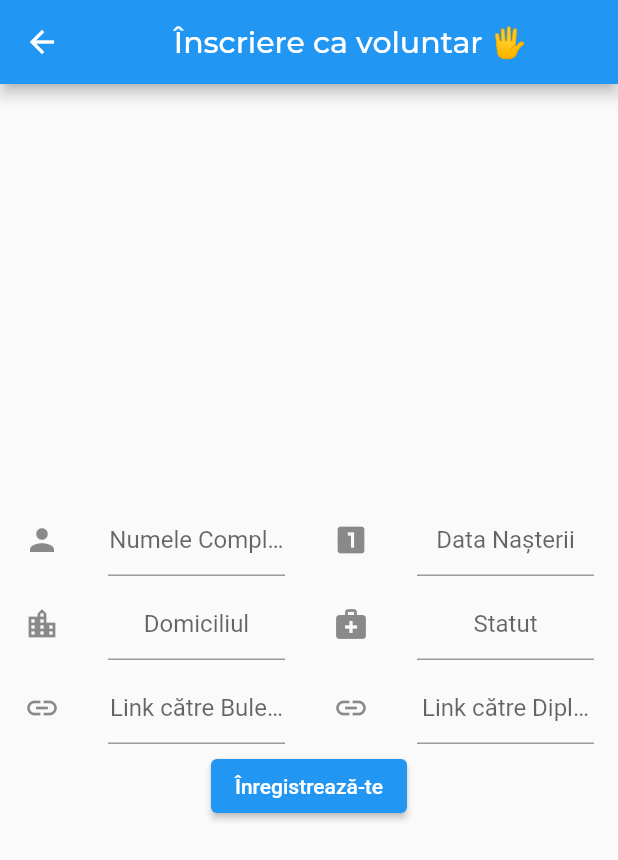
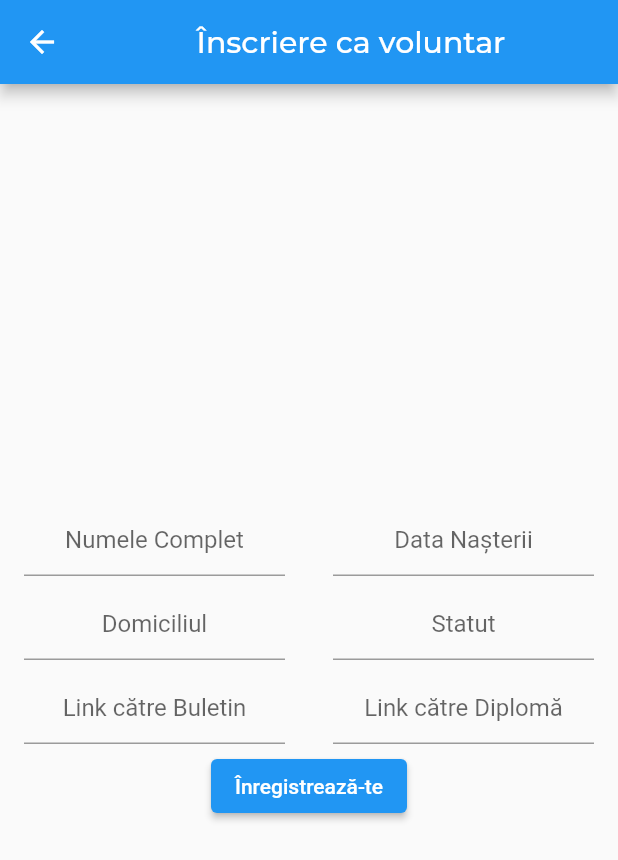
Before and after one commit to TeoChirileanu/emergency_flutter, a Flutter app: the Inscriere screen opened directly, on a phone screen of 412 x 824 dp. Shown: the top 860 px of the screen. Run offline on Flutter 3.47's test engine with Material 2 defaults, Android fonts, the phone set to English and light mode, and no system bars; drawn by our look-alikes of auto_size_text; our stand-ins replace google_fonts.

Commit message:
delete icons and old file reference

```diff
--- a/lib/formular_inscriere.dart
+++ b/lib/formular_inscriere.dart
@@ -9,7 +9,7 @@ class Inscriere extends StatelessWidget {
       appBar: AppBar(
         title: Center(
           child: AutoSizeText(
-            "Înscriere ca voluntar 🖐",
+            "Înscriere ca voluntar",
             style: GoogleFonts.montserrat(),
             maxLines: 1,
             minFontSize: 0,
@@ -27,7 +27,6 @@ class Inscriere extends StatelessWidget {
                 children: [
                   Flexible(
                     child: ListTile(
-                      leading: Icon(Icons.person),
                       subtitle: Center(
                         child: TextField(
                           textAlign: TextAlign.center,
@@ -39,7 +38,6 @@ class Inscriere extends StatelessWidget {
                   ),
                   Flexible(
                     child: ListTile(
-                      leading: Icon(Icons.looks_one),
                       subtitle: Center(
                         child: TextField(
                           textAlign: TextAlign.center,
@@ -55,7 +53,6 @@ class Inscriere extends StatelessWidget {
                 children: [
                   Flexible(
                     child: ListTile(
-                      leading: Icon(Icons.location_city),
                       subtitle: Center(
                         child: TextField(
                           textAlign: TextAlign.center,
@@ -66,7 +63,6 @@ class Inscriere extends StatelessWidget {
                   ),
                   Flexible(
                     child: ListTile(
-                      leading: Icon(Icons.medical_services),
                       subtitle: Center(
                         child: TextField(
                           textAlign: TextAlign.center,
@@ -81,7 +77,6 @@ class Inscriere extends StatelessWidget {
                 children: [
                   Flexible(
                     child: ListTile(
-                      leading: Icon(Icons.link),
                       subtitle: Center(
                         child: TextField(
                           textAlign: TextAlign.center,
@@ -93,7 +88,6 @@ class Inscriere extends StatelessWidget {
                   ),
                   Flexible(
                     child: ListTile(
-                      leading: Icon(Icons.link),
                       subtitle: Center(
                         child: TextField(
                           textAlign: TextAlign.center,
--- a/lib/main.dart
+++ b/lib/main.dart
@@ -10,13 +10,13 @@ class MyApp extends StatelessWidget {
   @override
   Widget build(BuildContext context) {
     return MaterialApp(
-      title: 'Urgentator 🚑',
+      title: 'Urgentator',
       debugShowCheckedModeBanner: false,
       home: Scaffold(
         appBar: AppBar(
           title: Center(
             child: AutoSizeText(
-              "Urgentator 🚑",
+              "Urgentator",
               style: GoogleFonts.montserrat(fontSize: 50),
             ),
           ),
```
Also changed, not shown: lib/pagina_de_start.dart (+2 -22 lines).
